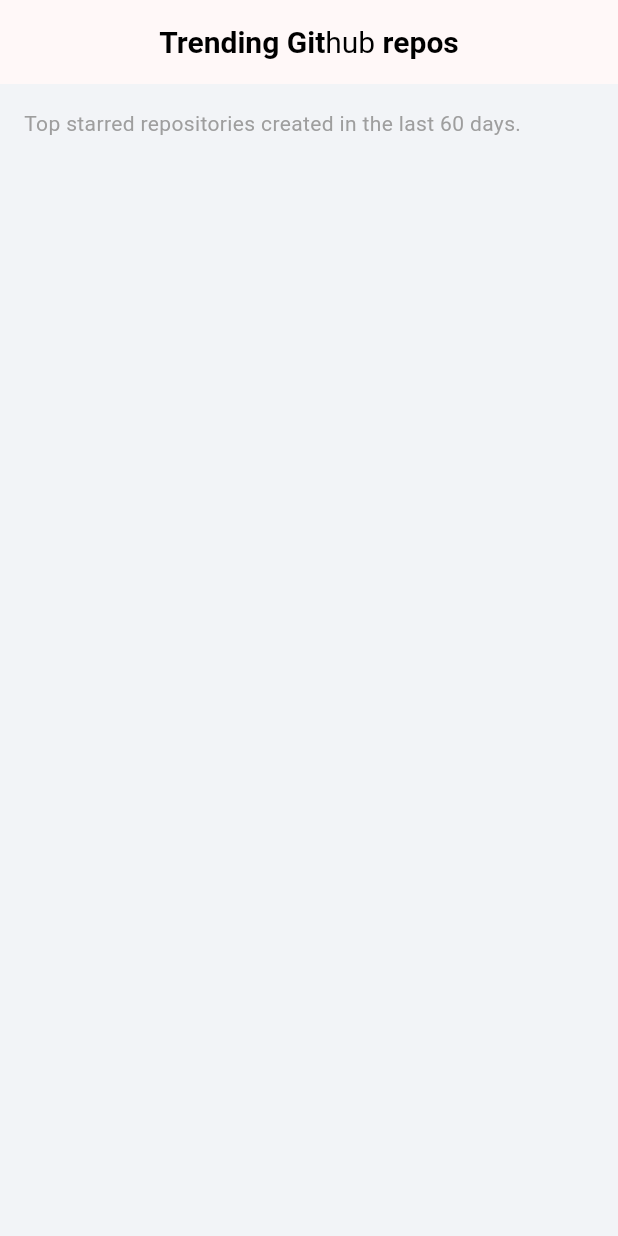
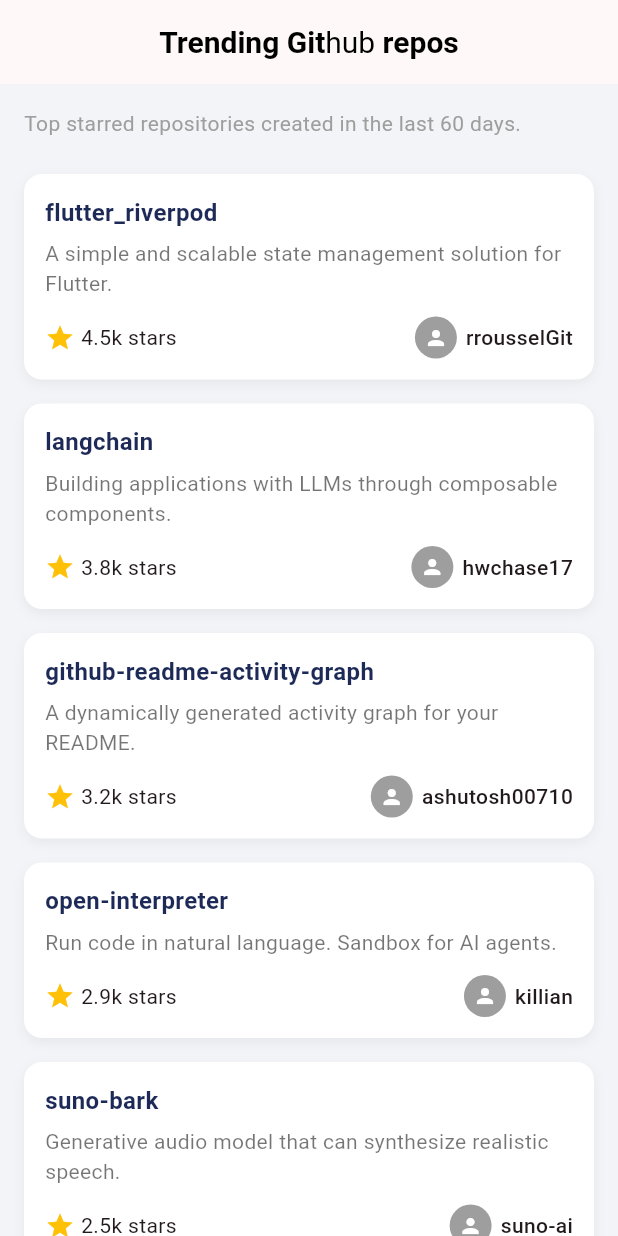
Before and after one commit to hasaanmk11/git_trend, a Flutter app: the screen it shows after launch, on a phone screen of 412 x 824 dp. Run offline on Flutter 3.47's test engine with Material 3 defaults, Android fonts, the phone set to English and light mode, and no system bars.

Commit message:
called that repos_crad widgets in home

```diff
--- a/app/lib/features/presentation/pages/home_page.dart
+++ b/app/lib/features/presentation/pages/home_page.dart
@@ -1,3 +1,4 @@
+import 'package:app/features/presentation/widgets/repos_crad.dart';
 import 'package:flutter/material.dart';
 import 'package:app/features/core/widgets/app_bar.dart';
 
@@ -19,6 +20,57 @@ class HomePage extends StatelessWidget {
               style: TextStyle(fontSize: 14, color: Colors.grey),
             ),
           ),
+          Expanded(
+            child: ListView(
+              children: [
+                repoCard(
+                  name: 'flutter_riverpod',
+                  description:
+                      'A simple and scalable state management solution for Flutter.',
+                  stars: '4.5k',
+                  owner: 'rrousselGit',
+                ),
+                repoCard(
+                  name: 'langchain',
+                  description:
+                      'Building applications with LLMs through composable components.',
+                  stars: '3.8k',
+                  owner: 'hwchase17',
+                ),
+                repoCard(
+                  name: 'github-readme-activity-graph',
+                  description:
+                      'A dynamically generated activity graph for your README.',
+                  stars: '3.2k',
+                  owner: 'ashutosh00710',
+                ),
+                repoCard(
+                  name: 'open-interpreter',
+                  description:
+                      'Run code in natural language. Sandbox for AI agents.',
+                  stars: '2.9k',
+                  owner: 'killian',
+                ),
+                repoCard(
+                  name: 'suno-bark',
+                  description:
+                      'Generative audio model that can synthesize realistic speech.',
+                  stars: '2.5k',
+                  owner: 'suno-ai',
+                ),
+
+                const Padding(
+                  padding: EdgeInsets.symmetric(vertical: 20),
+                  child: Center(
+                    child: Text(
+                      'Loading more...',
+                      style: TextStyle(color: Colors.grey),
+                    ),
+                  ),
+                ),
+              ],
+            ),
+          ),
         ],
       ),
     );
```
